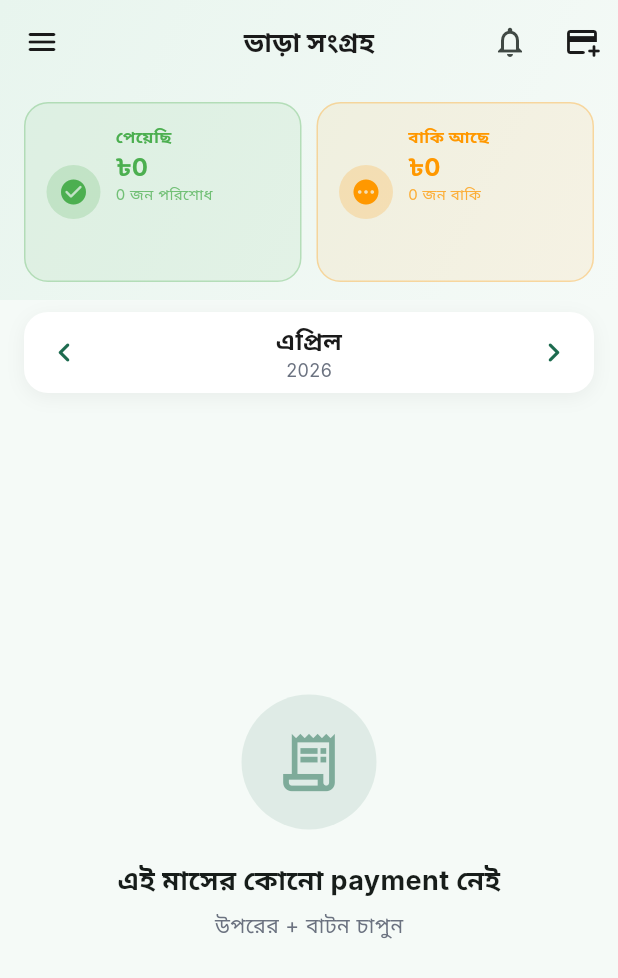
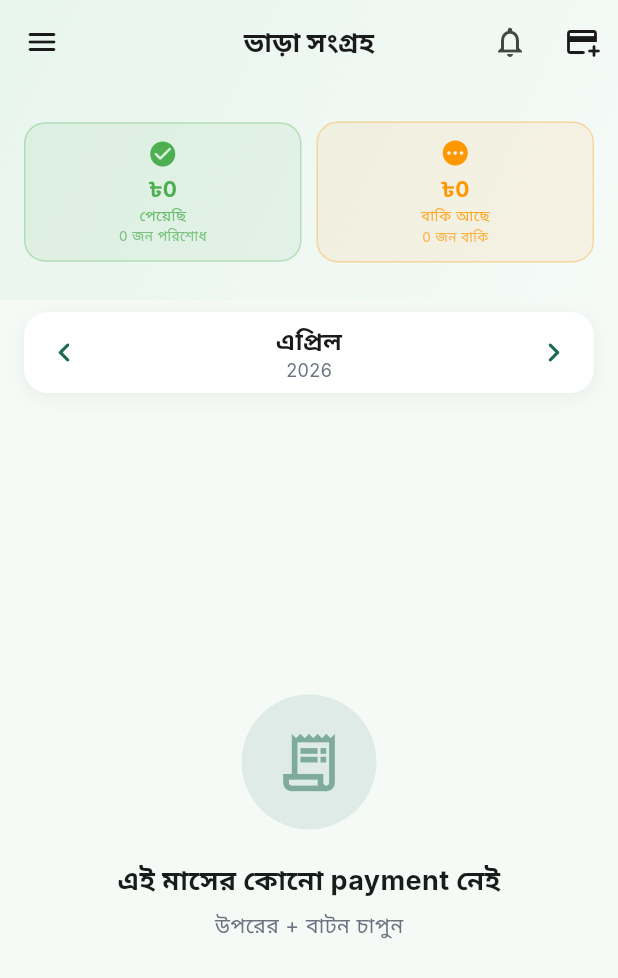
Before and after one commit to gitsifat091/house-manager, a Flutter app: the PaymentListScreen screen opened directly, on a phone screen of 412 x 824 dp. Shown: the top 978 px of the screen. Run offline on Flutter 3.47's test engine with Material 3 defaults, Android fonts, the phone set to English and light mode, and no system bars; our stand-ins replace cloud_firestore, firebase_auth, firebase_core, firebase_messaging, fl_chart, image_picker and 3 more; accounts and stored records are empty; Roboto replaces fonts that are missing (Inter).

Commit message:
tenant list and rent list redesigned

```diff
--- a/lib/screens/landlord/payment_list_screen.dart
+++ b/lib/screens/landlord/payment_list_screen.dart
@@ -1501,49 +1501,94 @@ class _PaymentListScreenState extends State<PaymentListScreen>
     required bool isDark,
   }) {
     return Container(
-      padding: const EdgeInsets.all(14),
+      padding: const EdgeInsets.symmetric(horizontal: 10, vertical: 10),
       decoration: BoxDecoration(
         color: color.withOpacity(isDark ? 0.15 : 0.08),
-        borderRadius: BorderRadius.circular(16),
+        borderRadius: BorderRadius.circular(14),
         border: Border.all(color: color.withOpacity(0.3)),
       ),
-      child: Row(
+      child: Column(
+        mainAxisSize: MainAxisSize.min,
         children: [
-          Container(
-            width: 36,
-            height: 36,
-            decoration: BoxDecoration(
-              color: color.withOpacity(0.2),
-              shape: BoxShape.circle,
+          Icon(icon, color: color, size: 20),
+          const SizedBox(height: 4),
+          FittedBox(
+            child: Text(
+              amount,
+              style: TextStyle(
+                fontSize: 14,
+                fontWeight: FontWeight.bold,
+                color: color,
+              ),
             ),
-            child: Icon(icon, color: color, size: 20),
           ),
-          const SizedBox(width: 10),
-          Expanded(
-            child: Column(
-              crossAxisAlignment: CrossAxisAlignment.start,
-              children: [
-                Text(label,
-                    style: TextStyle(
-                        fontSize: 11,
-                        color: color,
-                        fontWeight: FontWeight.w600)),
-                Text(amount,
-                    style: TextStyle(
-                        fontSize: 16,
-                        fontWeight: FontWeight.bold,
-                        color: color)),
-                Text(sub,
-                    style: TextStyle(
-                        fontSize: 10,
-                        color: color.withOpacity(0.75))),
-              ],
-            ),
+          Text(
+            label,
+            style: TextStyle(fontSize: 10, color: color.withOpacity(0.8)),
+            overflow: TextOverflow.ellipsis,
+          ),
+          Text(
+            sub,
+            style: TextStyle(fontSize: 9, color: color.withOpacity(0.7)),
+            overflow: TextOverflow.ellipsis,
           ),
         ],
       ),
     );
   }
+
+  // Widget _statCard({
+  //   required IconData icon,
+  //   required String label,
+  //   required String amount,
+  //   required String sub,
+  //   required Color color,
+  //   required bool isDark,
+  // }) {
+  //   return Container(
+  //     padding: const EdgeInsets.all(14),
+  //     decoration: BoxDecoration(
+  //       color: color.withOpacity(isDark ? 0.15 : 0.08),
+  //       borderRadius: BorderRadius.circular(16),
+  //       border: Border.all(color: color.withOpacity(0.3)),
+  //     ),
+  //     child: Row(
+  //       children: [
+  //         Container(
+  //           width: 36,
+  //           height: 36,
+  //           decoration: BoxDecoration(
+  //             color: color.withOpacity(0.2),
+  //             shape: BoxShape.circle,
+  //           ),
+  //           child: Icon(icon, color: color, size: 20),
+  //         ),
+  //         const SizedBox(width: 10),
+  //         Expanded(
+  //           child: Column(
+  //             crossAxisAlignment: CrossAxisAlignment.start,
+  //             children: [
+  //               Text(label,
+  //                   style: TextStyle(
+  //                       fontSize: 11,
+  //                       color: color,
+  //                       fontWeight: FontWeight.w600)),
+  //               Text(amount,
+  //                   style: TextStyle(
+  //                       fontSize: 16,
+  //                       fontWeight: FontWeight.bold,
+  //                       color: color)),
+  //               Text(sub,
+  //                   style: TextStyle(
+  //                       fontSize: 10,
+  //                       color: color.withOpacity(0.75))),
+  //             ],
+  //           ),
+  //         ),
+  //       ],
+  //     ),
+  //   );
+  // }
 
   Widget _buildEmptyState(Color primary, Color textSecondary) {
     return Center(
@@ -1641,7 +1686,7 @@ class _PaymentCard extends StatelessWidget {
         }
       },
       child: Container(
-        margin: const EdgeInsets.only(bottom: 12),
+        margin: const EdgeInsets.only(bottom: 10),
         decoration: BoxDecoration(
           color: cardBg,
           borderRadius: BorderRadius.circular(18),
@@ -1654,7 +1699,7 @@ class _PaymentCard extends StatelessWidget {
           ],
         ),
         child: Padding(
-          padding: const EdgeInsets.all(16),
+          padding: const EdgeInsets.all(12),
           child: Column(
             crossAxisAlignment: CrossAxisAlignment.start,
             children: [
@@ -1672,7 +1717,7 @@ class _PaymentCard extends StatelessWidget {
                     child: TenantAvatar(
                       tenantName: payment.tenantName,
                       tenantEmail: payment.tenantName,
-                      radius: 22,
+                      radius: 18,
                     ),
                   ),
                   const SizedBox(width: 12),
@@ -1683,14 +1728,14 @@ class _PaymentCard extends StatelessWidget {
                       children: [
                         Text(payment.tenantName,
                             style: TextStyle(
-                                fontSize: 15,
+                                fontSize: 14,
                                 fontWeight: FontWeight.bold,
                                 color: textPrimary)),
                         const SizedBox(height: 2),
                         Text(
                           '${payment.propertyName} • রুম ${payment.roomNumber}',
                           style: TextStyle(
-                              fontSize: 12,
+                              fontSize: 11,
                               color: textSecondary),
                         ),
                       ],
@@ -1718,7 +1763,7 @@ class _PaymentCard extends StatelessWidget {
               // ── Amount ─────────────────────────────────
               Container(
                 padding: const EdgeInsets.symmetric(
-                    horizontal: 14, vertical: 8),
+                    horizontal: 10, vertical: 6),
                 decoration: BoxDecoration(
                   color: primary.withOpacity(0.08),
                   borderRadius: BorderRadius.circular(12),
@@ -1729,12 +1774,12 @@ class _PaymentCard extends StatelessWidget {
                   mainAxisSize: MainAxisSize.min,
                   children: [
                     Icon(Icons.payments_outlined,
-                        size: 16, color: primary),
-                    const SizedBox(width: 6),
+                        size: 14, color: primary),
+                    const SizedBox(width: 5),
                     Text(
                       '৳${payment.amount.toStringAsFixed(0)}',
                       style: TextStyle(
-                          fontSize: 20,
+                          fontSize: 17,
                           fontWeight: FontWeight.bold,
                           color: primary),
                     ),
```
Also changed, not shown: lib/screens/landlord/tenant_list_screen.dart (+67 -26 lines).
